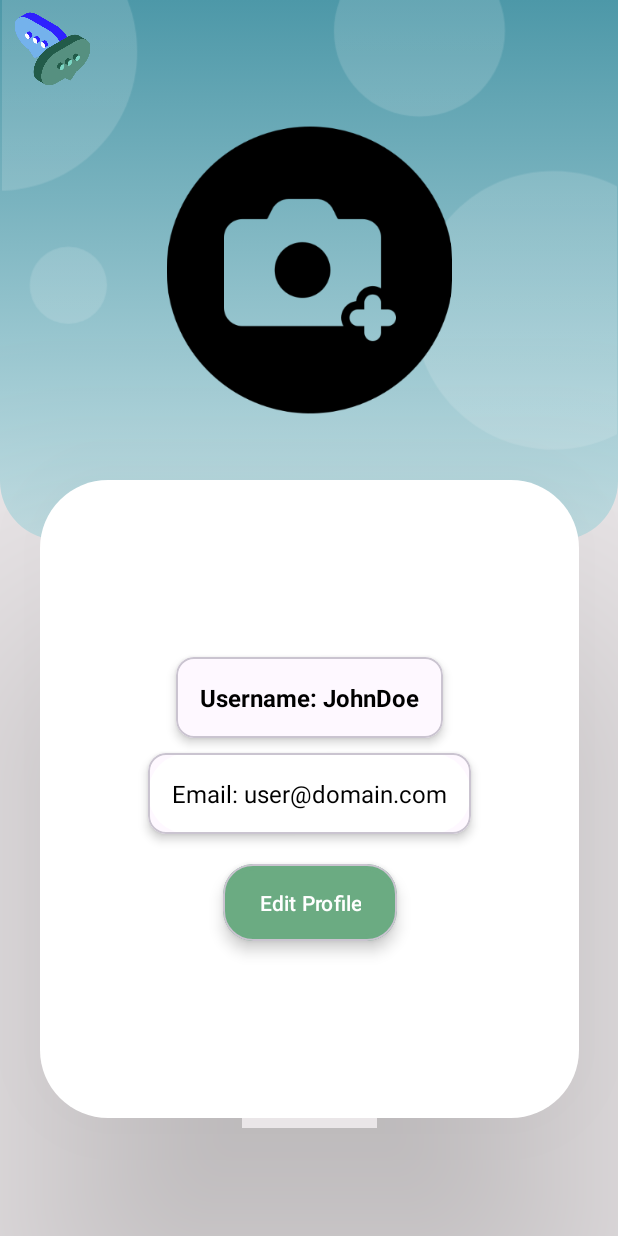
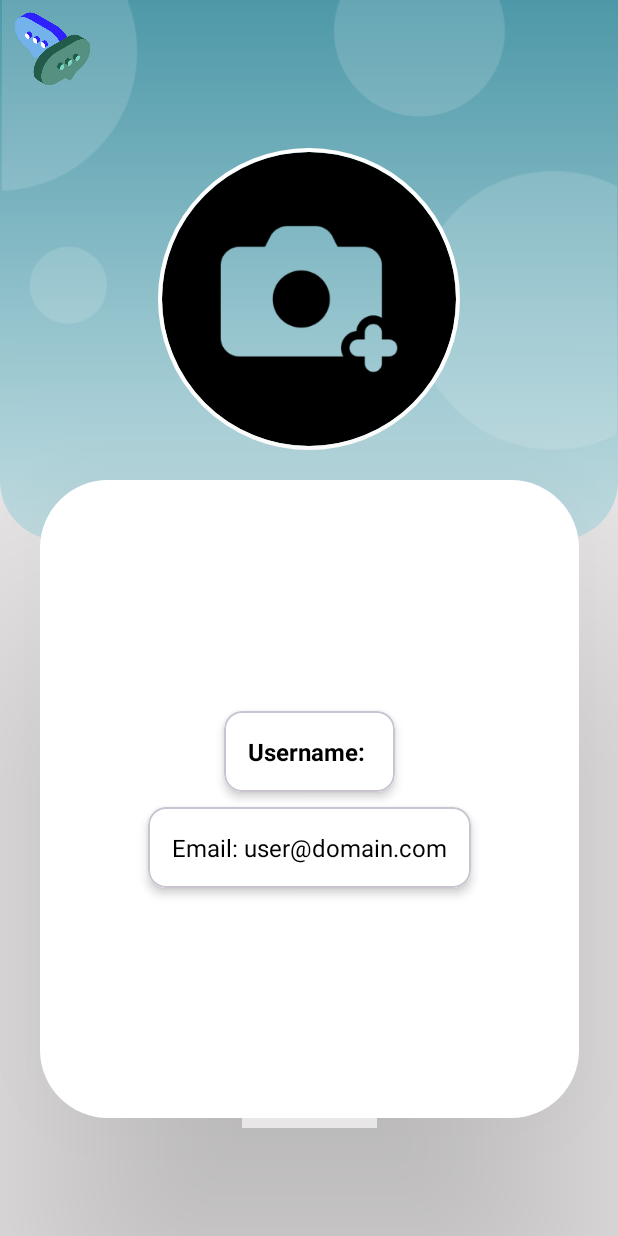
Before and after one commit to InsaneSoul207/SynQ, an Android app: the ActivityProfile screen opened directly, with no data from a screen before it, on a phone screen of 412 x 824 dp. Run offline under Robolectric (Android 15) with nearby library versions, the phone set to English and light mode, and no system bars; our stand-ins replace CircleImageView, Firebase (no records; nobody signed in at launch, a user with empty details on screens opened directly), sdp/ssp sizes; pictures from the network do not load.

Commit message:
Profile page working

```diff
--- a/app/build.gradle
+++ b/app/build.gradle
@@ -41,7 +41,7 @@ dependencies {
     implementation libs.firebase.database
     implementation libs.firebase.auth
     implementation libs.firebase.storage
-    implementation libs.cardview.v7
+    // REMOVED: implementation libs.cardview.v7
     testImplementation libs.junit
     androidTestImplementation libs.ext.junit
     androidTestImplementation libs.espresso.core
@@ -50,6 +50,8 @@ dependencies {
     implementation libs.converter.gson
     implementation 'com.intuit.sdp:sdp-android:1.1.0'
     implementation 'com.squareup.picasso:picasso:2.8'
-    implementation 'com.google.android.material:material:1.10.0'
+    implementation 'androidx.cardview:cardview:1.0.0'
+    implementation 'com.github.bumptech.glide:glide:4.16.0'
+    annotationProcessor 'com.github.bumptech.glide:compiler:4.16.0'
 
 }
--- a/app/src/main/java/com/example/synq/ActivityProfile.java
+++ b/app/src/main/java/com/example/synq/ActivityProfile.java
@@ -1,47 +1,84 @@
 package com.example.synq;
 
 import android.os.Bundle;
+import android.widget.Button;
+import android.widget.TextView;
+import android.widget.Toast;
+import android.view.View;
 
-import androidx.activity.EdgeToEdge;
 import androidx.appcompat.app.AppCompatActivity;
-import androidx.core.graphics.Insets;
-import androidx.core.view.ViewCompat;
-import androidx.core.view.WindowInsetsCompat;
 
-import android.content.Intent;
-import android.view.View;
-import android.widget.Button;
-import android.widget.Toast;
 import com.google.android.material.card.MaterialCardView;
 import com.google.android.material.imageview.ShapeableImageView;
+import com.google.firebase.auth.FirebaseAuth;
+import com.google.firebase.database.DatabaseReference;
+import com.google.firebase.database.FirebaseDatabase;
+import com.bumptech.glide.Glide;  // <-- Important if you want to load profile images
+
+import de.hdodenhof.circleimageview.CircleImageView;
 
 public class ActivityProfile extends AppCompatActivity {
 
     MaterialCardView usernameCard, emailCard, buttonCard;
-    ShapeableImageView profileImageView;
-    Button cardButton;
+
+    CircleImageView profile;
+    TextView usernameTextView, emailTextView;
+
+    FirebaseDatabase database;
+    DatabaseReference reference;
+    FirebaseAuth auth;
 
     @Override
     protected void onCreate(Bundle savedInstanceState) {
         super.onCreate(savedInstanceState);
-        setContentView(R.layout.activity_profile); // Make sure your XML is named activity_profile.xml
+        setContentView(R.layout.activity_profile);
 
         // View Bindings
         usernameCard = findViewById(R.id.usernameCard);
         emailCard = findViewById(R.id.emailCard);
-        buttonCard = findViewById(R.id.buttonCard);
-        profileImageView = findViewById(R.id.profileImageView);
-        cardButton = findViewById(R.id.cardButton);
+//        buttonCard = findViewById(R.id.buttonCard);
+        profile = findViewById(R.id.profileimage);
+//        cardButton = findViewById(R.id.cardButton);
+        usernameTextView = findViewById(R.id.UserNameTxtView);
+        emailTextView = findViewById(R.id.UserEmailTxtView);
 
-        // Button Click
-        cardButton.setOnClickListener(new View.OnClickListener() {
-            @Override
-            public void onClick(View view) {
-                Toast.makeText(ActivityProfile.this, "Edit Profile clicked!", Toast.LENGTH_SHORT).show();
+        // Firebase Instances
+        database = FirebaseDatabase.getInstance();
+        auth = FirebaseAuth.getInstance();
+        reference = database.getReference().child("users");
 
-                // Optionally navigate to EditProfile activity
-                // Intent intent = new Intent(ActivityProfile.this, EditProfileActivity.class);
-                // startActivity(intent);
+        // Fetch and Display User Data
+        loadUserProfile();
+
+
+    }
+
+    private void loadUserProfile() {
+        String uid = auth.getCurrentUser().getUid();
+
+        reference.child(uid).get().addOnCompleteListener(task -> {
+            if (task.isSuccessful()) {
+                if (task.getResult().exists()) {
+                    String username = task.getResult().child("userName").getValue(String.class);
+                    String email = task.getResult().child("mail").getValue(String.class);
+                    String profileImageUrl = task.getResult().child("profilepic").getValue(String.class);
+
+                    usernameTextView.setText("Username: " + username);
+                    emailTextView.setText("Email: " + email);
+
+                    // Load profile image if available
+                    if (profileImageUrl != null && !profileImageUrl.isEmpty()) {
+                        Glide.with(ActivityProfile.this)
+                                .load(profileImageUrl)
+                                .placeholder(R.drawable.photocamera)
+                                .into(profile);
+                    }
+
+                } else {
+                    Toast.makeText(ActivityProfile.this, "User data not found!", Toast.LENGTH_SHORT).show();
+                }
+            } else {
+                Toast.makeText(ActivityProfile.this, "Failed to fetch user data!", Toast.LENGTH_SHORT).show();
             }
         });
     }
--- a/app/src/main/res/layout/activity_profile.xml
+++ b/app/src/main/res/layout/activity_profile.xml
@@ -5,13 +5,13 @@
     android:id="@+id/main"
     android:layout_width="match_parent"
     android:layout_height="match_parent"
-    android:background="#CBE7E5E5"
+    android:background="#D8E7E5E5"
     tools:context=".ActivityProfile">
 
     <LinearLayout
         android:layout_width="match_parent"
         android:layout_height="match_parent"
-        android:backgroundTint="#CBE7E5E5"
+        android:backgroundTint="#CBE5E6E6"
         android:orientation="vertical">
 
 
@@ -49,18 +49,19 @@
                     app:layout_constraintTop_toTopOf="parent"
                     app:srcCompat="@drawable/logo_possible_no_bg" />
 
-                <com.google.android.material.imageview.ShapeableImageView
-                    android:id="@+id/profileImageView"
-                    android:layout_width="190dp"
-                    android:layout_height="204dp"
-                    android:layout_margin="16dp"
-                    android:scaleType="centerCrop"
+                <de.hdodenhof.circleimageview.CircleImageView
+                    android:id="@+id/profileimage"
+                    android:layout_width="209dp"
+                    android:layout_height="201dp"
+                    android:layout_marginTop="@dimen/_7sdp"
                     android:src="@drawable/photocamera"
+                    app:civ_border_color="@color/white"
+                    app:civ_border_width="@dimen/_2sdp"
                     app:layout_constraintBottom_toBottomOf="parent"
                     app:layout_constraintEnd_toEndOf="parent"
                     app:layout_constraintStart_toStartOf="parent"
                     app:layout_constraintTop_toTopOf="parent"
-                    app:shapeAppearance="@style/CircularImageView" />
+                    app:layout_constraintVertical_bias="0.6" />
 
 
             </androidx.constraintlayout.widget.ConstraintLayout>
@@ -89,10 +90,12 @@
                     app:layout_constraintVertical_chainStyle="packed">
 
                     <TextView
+                        android:id="@+id/UserNameTxtView"
                         android:layout_width="wrap_content"
                         android:layout_height="wrap_content"
+                        android:background="@color/white"
                         android:padding="16dp"
-                        android:text="Username: JohnDoe"
+                        android:text="Username: "
                         android:textAlignment="center"
                         android:textColor="@color/black"
                         android:textSize="16sp"
@@ -105,18 +108,18 @@
                     android:layout_width="wrap_content"
                     android:layout_height="wrap_content"
                     android:layout_marginTop="10dp"
-                    android:layout_marginBottom="20dp"
                     app:cardCornerRadius="12dp"
                     app:cardElevation="4dp"
-                    app:layout_constraintBottom_toTopOf="@+id/buttonCard"
+                    app:layout_constraintBottom_toBottomOf="parent"
                     app:layout_constraintEnd_toEndOf="@+id/usernameCard"
                     app:layout_constraintStart_toStartOf="@+id/usernameCard"
                     app:layout_constraintTop_toBottomOf="@+id/usernameCard">
 
                     <TextView
+                        android:id="@+id/UserEmailTxtView"
                         android:layout_width="wrap_content"
                         android:layout_height="wrap_content"
-                        android:background="@drawable/white_background"
+                        android:background="@color/white"
                         android:padding="16dp"
                         android:text="Email: user@domain.com"
                         android:textAlignment="center"
@@ -125,31 +128,6 @@
                 </com.google.android.material.card.MaterialCardView>
 
                 <!-- Edit Profile Button -->
-                <com.google.android.material.card.MaterialCardView
-                    android:id="@id/buttonCard"
-                    android:layout_width="wrap_content"
-                    android:layout_height="wrap_content"
-                    android:backgroundTint="#6BAB82"
-                    app:cardCornerRadius="20dp"
-                    app:cardElevation="6dp"
-                    app:layout_constraintBottom_toBottomOf="parent"
-                    app:layout_constraintEnd_toEndOf="@+id/emailCard"
-                    app:layout_constraintStart_toStartOf="@+id/emailCard"
-                    app:layout_constraintTop_toBottomOf="@+id/emailCard">
-
-                    <Button
-                        android:id="@+id/cardButton"
-                        android:layout_width="wrap_content"
-                        android:layout_height="wrap_content"
-                        android:backgroundTint="#6BAB82"
-                        android:paddingStart="24dp"
-                        android:paddingTop="12dp"
-                        android:paddingEnd="24dp"
-                        android:paddingBottom="12dp"
-                        android:stateListAnimator="@null"
-                        android:text="Edit Profile"
-                        android:textColor="@color/white" />
-                </com.google.android.material.card.MaterialCardView>
 
             </androidx.constraintlayout.widget.ConstraintLayout>
 
--- a/app/src/main/res/layout/activity_settings.xml
+++ b/app/src/main/res/layout/activity_settings.xml
@@ -10,7 +10,7 @@
 
     <TextView
         android:id="@+id/Profile"
-        android:layout_width="98dp"
+        android:layout_width="wrap_content"
         android:layout_height="43dp"
         android:fontFamily="@font/poppins_bold"
         android:text="Profile"
```
Also changed, not shown: app/src/main/java/com/example/synq/registration.java (+14 -26 lines), app/src/main/java/com/example/synq/settings.java (+10 -0 lines), app/src/main/res/layout/activity_main.xml (+0 -19 lines), app/src/main/res/layout/activity_splash.xml (+11 -12 lines).
